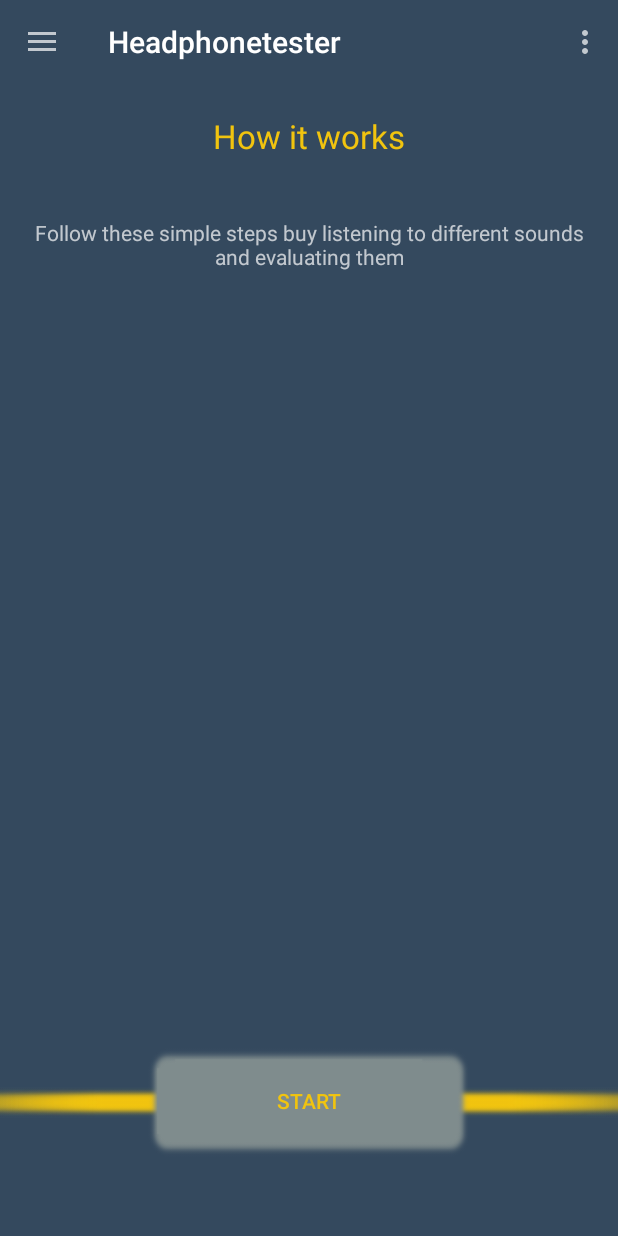
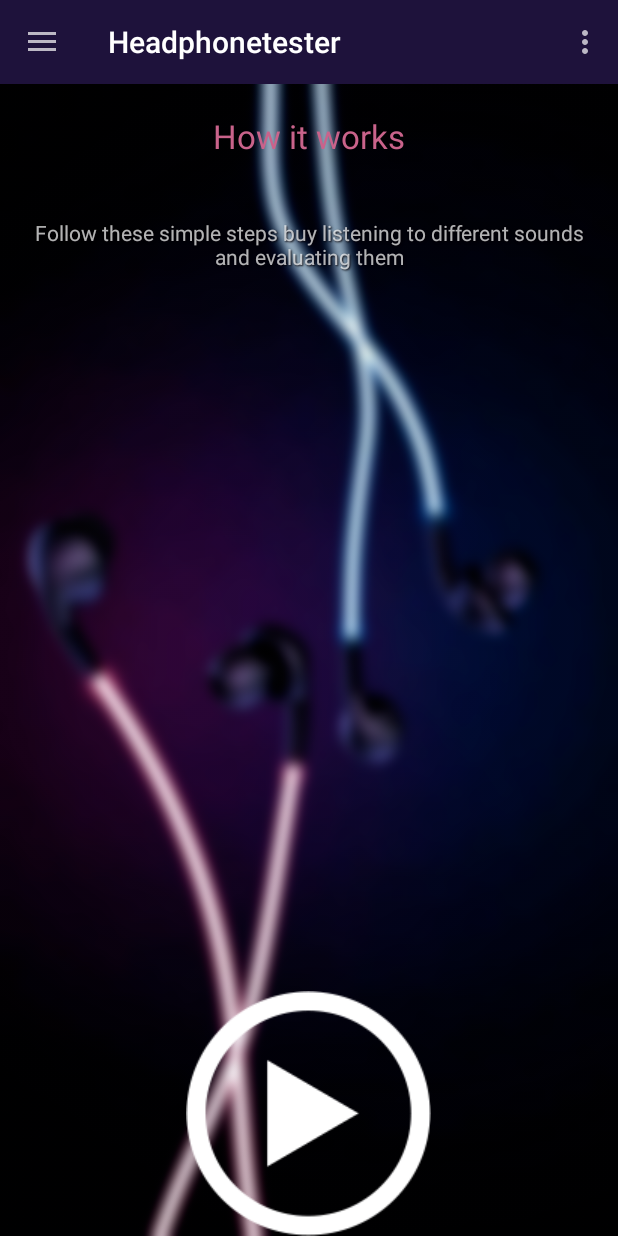
Before and after one commit to whey86/headphonetester, an Android app: the fragment SoundTestFragment placed in its activity, on a phone screen of 412 x 824 dp. Run offline under Robolectric (Android 15) with nearby library versions, the phone set to English and light mode, and no system bars; our stand-ins replace ButterKnife; 1 statement that could not run was skipped.

Commit message:
tinkering with layouts

```diff
--- a/app/src/main/res/layout/activity_main.xml
+++ b/app/src/main/res/layout/activity_main.xml
@@ -28,7 +28,7 @@
         android:layout_gravity="left"
         android:theme="@style/Theme.AppCompat.Light"
         android:scrollbars="vertical"
-        android:background="#FFFFFF">
+        android:background="@color/colorPrimary">
 
     </android.support.v7.widget.RecyclerView>
 </android.support.v4.widget.DrawerLayout>
--- a/app/src/main/res/layout/header.xml
+++ b/app/src/main/res/layout/header.xml
@@ -2,7 +2,7 @@
 <RelativeLayout xmlns:android="http://schemas.android.com/apk/res/android"
     android:layout_width="match_parent"
     android:layout_height="178dp"
-    android:background="@color/colorPrimary"
+    android:background="@color/colorPrimaryLight"
     android:orientation="vertical"
     android:weightSum="1">
 
--- a/app/src/main/res/layout/item_row.xml
+++ b/app/src/main/res/layout/item_row.xml
@@ -4,7 +4,7 @@
     android:paddingTop="8dp"
     android:paddingBottom="8dp"
     android:layout_height="wrap_content"
-    android:background="#ffffff"
+    android:background="@color/colorPrimary"
     android:orientation="horizontal">
 
 
--- a/app/src/main/res/layout/result_layout.xml
+++ b/app/src/main/res/layout/result_layout.xml
@@ -5,6 +5,7 @@
     <android.support.v7.widget.RecyclerView
         android:id="@+id/rv_result"
         android:layout_width="match_parent"
+        android:background="@drawable/bcordsblur"
         android:layout_height="match_parent"></android.support.v7.widget.RecyclerView>
 
 </LinearLayout>
--- a/app/src/main/res/layout/soundtest_layout.xml
+++ b/app/src/main/res/layout/soundtest_layout.xml
@@ -4,7 +4,7 @@
     android:layout_below="@+id/toolbar"
     android:layout_width="match_parent"
     android:layout_height="match_parent"
-    android:background="@color/colorPrimary">
+    android:background="@drawable/bcordsblur">
 
     <TextView
         android:layout_width="match_parent"
--- a/app/src/main/res/layout/soundtest_layout_start.xml
+++ b/app/src/main/res/layout/soundtest_layout_start.xml
@@ -4,7 +4,7 @@
     android:layout_below="@+id/toolbar"
     android:layout_width="match_parent"
     android:layout_height="match_parent"
-    android:background="@color/colorPrimary">
+    android:background="@drawable/bcordsblur">
 
     <TextView
         android:layout_width="match_parent"
@@ -23,6 +23,10 @@
         android:text="By following these 5 steps this app will help you evaluate your earphones."
         android:padding="20dp"
         android:gravity="center"
+        android:shadowDx="1"
+        android:shadowDy="1"
+        android:shadowRadius="1"
+        android:shadowColor="@color/colorPrimaryDark"
         android:id="@+id/tvTestInfo"
         android:layout_gravity="center_horizontal|top" />
 
@@ -32,7 +36,6 @@
             android:layout_width="match_parent"
             android:layout_height="wrap_content"
             android:layout_alignParentBottom="true"
-            android:background="@drawable/line_horizontal"
             android:gravity="center">
 
             <Button
@@ -40,8 +43,7 @@
                 android:layout_width="wrap_content"
                 android:layout_height="wrap_content"
                 android:id="@+id/btnStartTest"
-                android:background="@drawable/test_startpng"
-                android:text="@string/btnTestStart"
+                android:background="@drawable/btn_play"
                 android:textColor="@color/colorAccent"
                 android:layout_gravity="center" />
 
--- a/app/src/main/res/layout/toolbar.xml
+++ b/app/src/main/res/layout/toolbar.xml
@@ -2,7 +2,8 @@
 <android.support.v7.widget.Toolbar xmlns:android="http://schemas.android.com/apk/res/android"
     android:layout_width="match_parent"
     android:layout_height="wrap_content"
-    android:background="@color/colorPrimary"
+    android:background="@color/colorPrimaryLight"
+    android:titleTextColor="@color/colorAccent"
     android:theme="@style/ThemeOverlay.AppCompat.Dark"
     >
 
--- a/app/src/main/res/values/colors.xml
+++ b/app/src/main/res/values/colors.xml
@@ -1,7 +1,7 @@
 <?xml version="1.0" encoding="utf-8"?>
 <resources>
-    <color name="colorPrimary">#34495e</color>
-    <color name="colorPrimaryDark">#2c3e50</color>
-    <color name="colorAccent">#f1c40f</color>
-    <color name="colorPrimaryLight">#7f8c8d</color>
+    <color name="colorPrimary">#000E2C</color>
+    <color name="colorPrimaryDark">#040006</color>
+    <color name="colorAccent">#C9638B</color>
+    <color name="colorPrimaryLight">#1E123B</color>
 </resources>
```
Also changed, not shown: app/src/main/res/drawable/bcords.jpg (added), app/src/main/res/drawable/bcordsblur.png (added).
